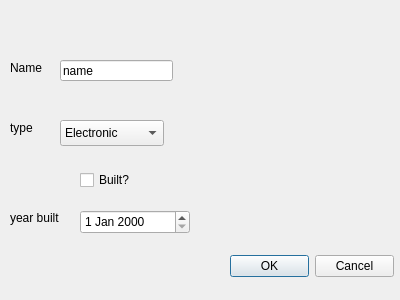
Old version of the form week3/editcomputerdialog.ui in the repository Hopur29/vika3.
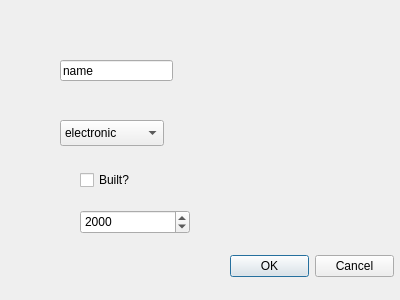
New version of the form.

Patch:
```diff
--- a/week3/editcomputerdialog.ui
+++ b/week3/editcomputerdialog.ui
@@ -26,45 +26,6 @@
     <set>QDialogButtonBox::Cancel|QDialogButtonBox::Ok</set>
    </property>
   </widget>
-  <widget class="QLabel" name="label">
-   <property name="geometry">
-    <rect>
-     <x>10</x>
-     <y>60</y>
-     <width>59</width>
-     <height>16</height>
-    </rect>
-   </property>
-   <property name="text">
-    <string>Name</string>
-   </property>
-  </widget>
-  <widget class="QLabel" name="label_2">
-   <property name="geometry">
-    <rect>
-     <x>10</x>
-     <y>120</y>
-     <width>59</width>
-     <height>16</height>
-    </rect>
-   </property>
-   <property name="text">
-    <string>type</string>
-   </property>
-  </widget>
-  <widget class="QLabel" name="label_3">
-   <property name="geometry">
-    <rect>
-     <x>10</x>
-     <y>210</y>
-     <width>59</width>
-     <height>16</height>
-    </rect>
-   </property>
-   <property name="text">
-    <string>year built</string>
-   </property>
-  </widget>
   <widget class="QLineEdit" name="comp_name_edit">
    <property name="geometry">
     <rect>
@@ -89,7 +50,7 @@
    </property>
    <item>
     <property name="text">
-     <string>Electronic</string>
+     <string>electronic</string>
     </property>
    </item>
    <item>
@@ -117,6 +78,9 @@
      <height>24</height>
     </rect>
    </property>
+   <property name="displayFormat">
+    <string>yyyy</string>
+   </property>
   </widget>
   <widget class="QCheckBox" name="checkBox">
    <property name="geometry">
```
Left out of the diff: 6 changed lines with no effect on the pictures.
